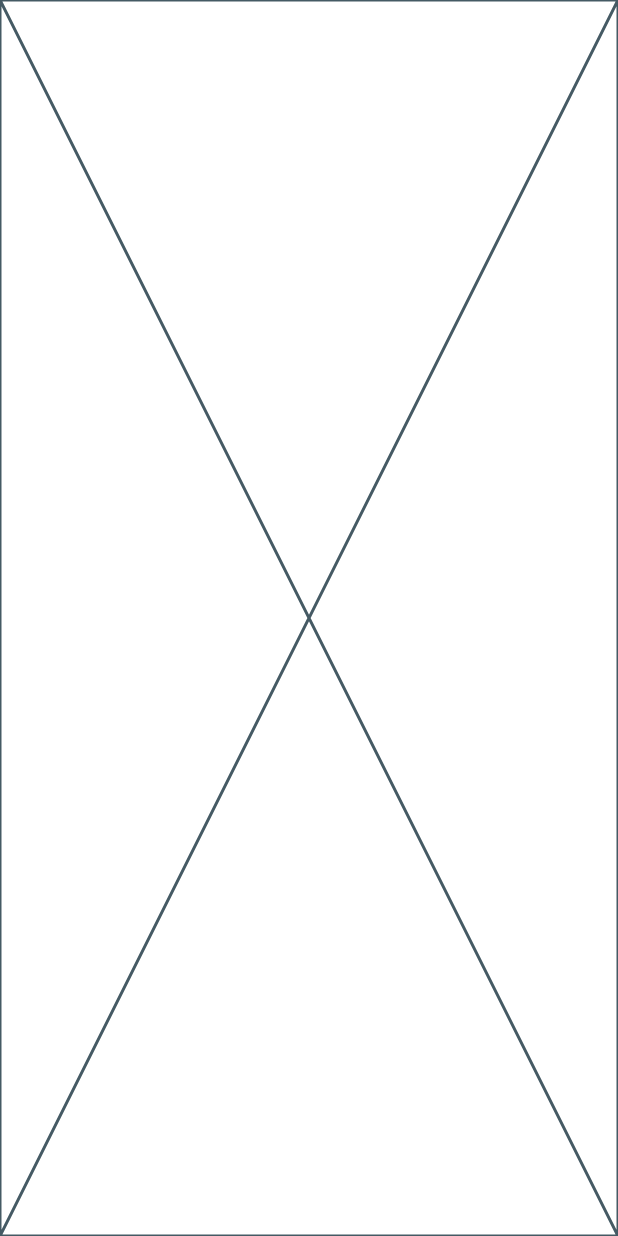
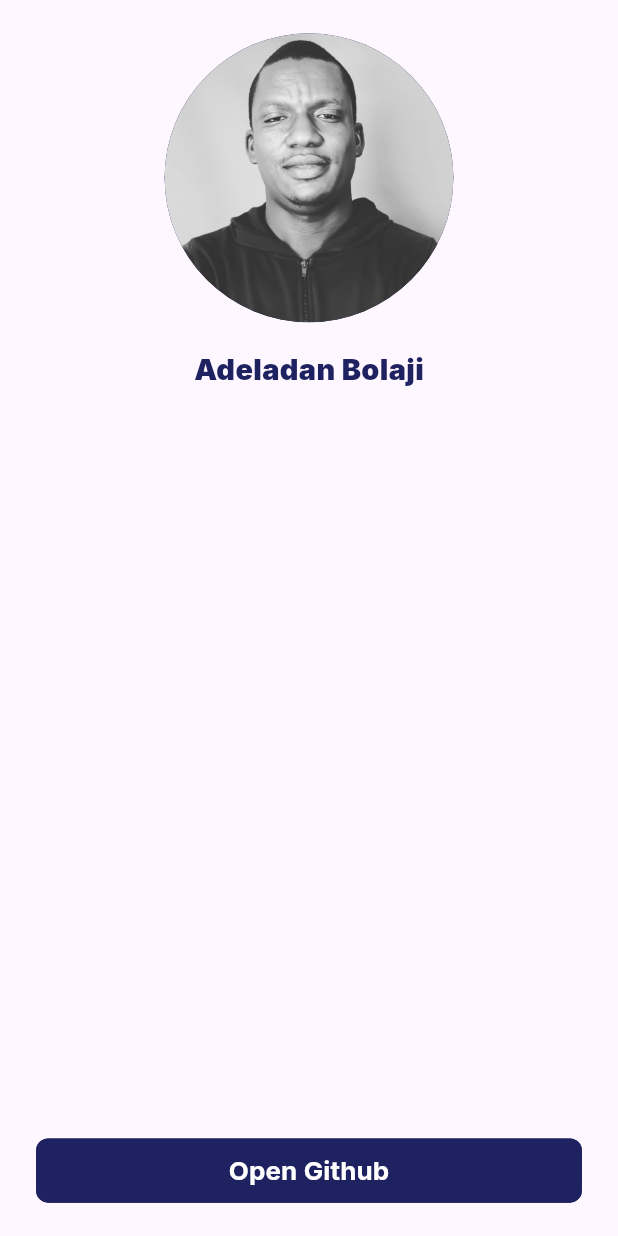
Before and after one commit to bolajibillionz/hngx_first_project, a Flutter app: the screen it shows after launch, on a phone screen of 412 x 824 dp. Run offline on Flutter 3.47's test engine with Material 2 defaults, Android fonts, the phone set to English and light mode, and no system bars; our stand-ins replace google_fonts.

Commit message:
main page implemented

```diff
--- a/lib/screens/main_screen.dart
+++ b/lib/screens/main_screen.dart
@@ -1,4 +1,8 @@
 import 'package:flutter/material.dart';
+import 'package:hngx_first_project/utils/constants.dart';
+import 'package:hngx_first_project/utils/reuseables/custom_button_widget.dart';
+import 'package:hngx_first_project/utils/reuseables/custom_texts.dart';
+import 'package:hngx_first_project/utils/size_config.dart';
 
 class MainScreen extends StatefulWidget {
   const MainScreen({super.key});
@@ -10,6 +14,41 @@ class MainScreen extends StatefulWidget {
 class _MainScreenState extends State<MainScreen> {
   @override
   Widget build(BuildContext context) {
-    return const Placeholder();
+    SizeConfig.init(context);
+    return Scaffold(
+      body: SafeArea(
+          child: Padding(
+        padding: EdgeInsets.symmetric(
+            vertical: getProportionateScreenHeight(25),
+            horizontal: getProportionateScreenWidth(25)),
+        child: Column(
+          crossAxisAlignment: CrossAxisAlignment.center,
+          children: [
+            CircleAvatar(
+              radius: getProportionateScreenWidth(100),
+              backgroundColor: AppColor.primaryColor,
+              backgroundImage: AssetImage(AppImages.myProfileImage),
+            ),
+            SizedBox(
+              height: getProportionateScreenHeight(20),
+            ),
+            buildCustomText(
+                inputText: AppTexts.myName,
+                fontSize: 20,
+                weight: FontWeight.w900,
+                colorName: AppColor.primaryColor),
+                const Spacer(),
+            BuildCustomButton(
+                onPressed: () {},
+                buttonText: AppTexts.openGit,
+                buttonTextSize: 18,
+                buttonTextColor: AppColor.generalWhite,
+                buttonColor: AppColor.primaryColor,
+                borderColor: AppColor.primaryColor,
+                buttonTextWeight: FontWeight.bold)
+          ],
+        ),
+      )),
+    );
   }
 }
--- a/lib/utils/constants.dart
+++ b/lib/utils/constants.dart
@@ -1,15 +1,18 @@
 import 'package:flutter/material.dart';
 
 class AppImages {
-  static const String splashImage = 'images/my_pix.png';
+  static const String myProfileImage = 'images/my_pix.jpg';
 }
 
 class AppTexts {
   static const String welcome = 'Welcome';
   static const String slackName = 'Slack Name';
   static const String myName = 'Adeladan Bolaji';
+  static const String openGit = 'Open Github';
   static const String gitHubUrl = 'https://github.com/bolajibillionz';
 }
+
 class AppColor {
   static const Color primaryColor = Color(0xFF1F2260);
+  static const Color generalWhite = Color(0xFFffffff);
 }
--- a/lib/utils/reuseables/custom_button_widget.dart
+++ b/lib/utils/reuseables/custom_button_widget.dart
@@ -2,8 +2,8 @@ import 'package:flutter/material.dart';
 import 'package:hngx_first_project/utils/reuseables/custom_texts.dart';
 import 'package:hngx_first_project/utils/size_config.dart';
 
-class BuildGeneralButton extends StatelessWidget {
-  const BuildGeneralButton({
+class BuildCustomButton extends StatelessWidget {
+  const BuildCustomButton({
     super.key,
     required this.onPressed,
     required this.buttonText,
```
